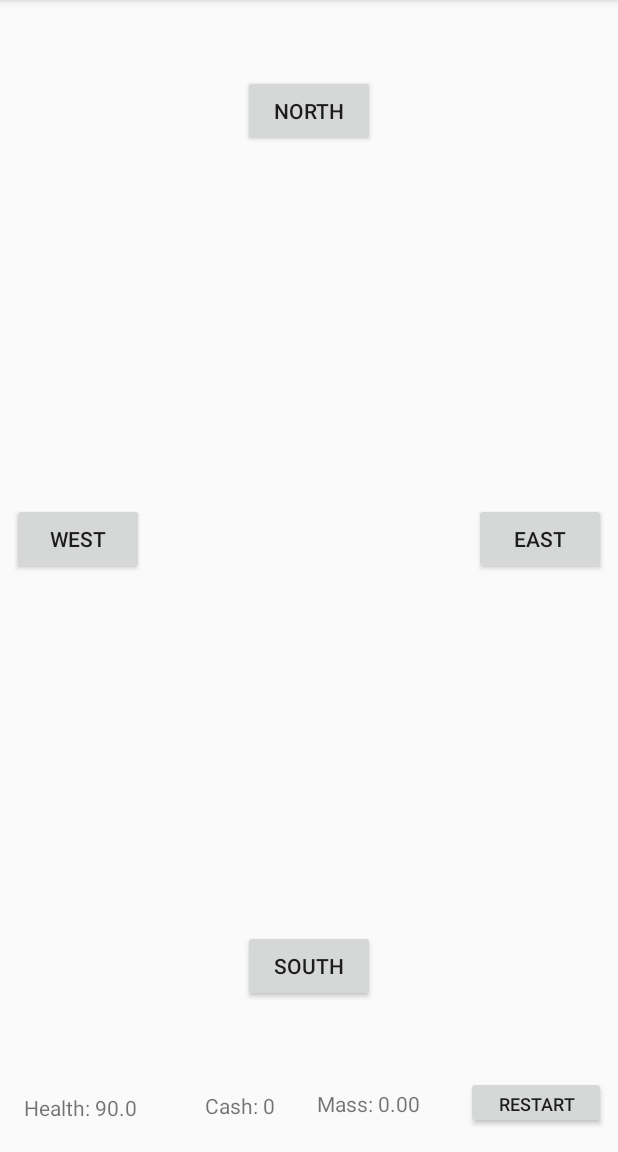
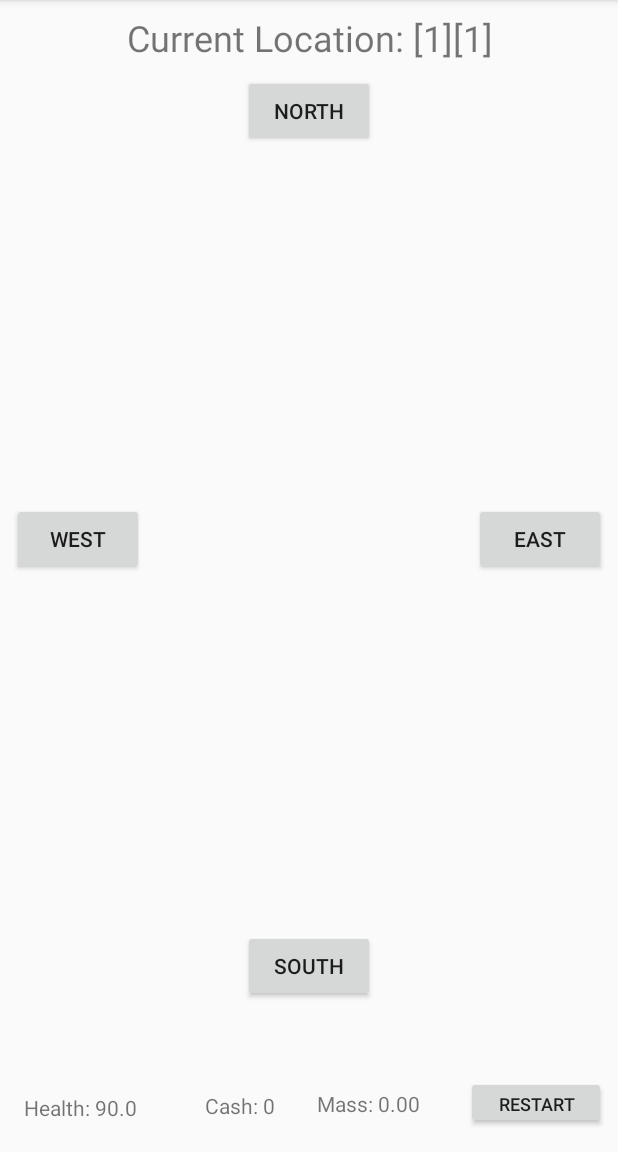
Before and after one commit to angustemple/MapGame, an Android app: the screen it shows after launch (NavigationActivity), after a tap on "EAST", on a phone screen of 412 x 824 dp, the part 84-1236 px from its top. Run offline under Robolectric (Android 15) with nearby library versions, the phone set to English and light mode, and no system bars; 2 other taps on this screen came first.

Commit message:
Changed toast positioning Added current location functionality

```diff
--- a/app/src/main/java/curtin/edu/au/mapgame/Model/GameMap.java
+++ b/app/src/main/java/curtin/edu/au/mapgame/Model/GameMap.java
@@ -36,7 +36,7 @@ public class GameMap
     {
         // Set Towns in three locations
         // No Items in this town
-        grid[0][0].setTown(true);
+        grid[0][1].setTown(true);
         // Road Map found in this town
         grid[1][3].setTown(true);
         // Ice-Scraper found in this town
@@ -66,11 +66,11 @@ public class GameMap
         Food lasagne = new Food("Cold lasagne", 6, 30.00);
 
         // Put food items in town
-        grid[0][0].addItem(apple);
-        grid[0][0].addItem(apple2);
-        grid[0][0].addItem(apple3);
-        grid[0][0].addItem(steak);
-        grid[0][0].addItem(lasagne);
+        grid[0][1].addItem(apple);
+        grid[0][1].addItem(apple2);
+        grid[0][1].addItem(apple3);
+        grid[0][1].addItem(steak);
+        grid[0][1].addItem(lasagne);
     }
 
 
--- a/app/src/main/res/layout/activity_main.xml
+++ b/app/src/main/res/layout/activity_main.xml
@@ -138,4 +138,19 @@
         app:layout_constraintHorizontal_bias="0.5"
         app:layout_constraintStart_toStartOf="parent" />
 
+    <TextView
+        android:id="@+id/tv_location"
+        android:layout_width="wrap_content"
+        android:layout_height="wrap_content"
+        android:layout_marginTop="8dp"
+        android:layout_marginBottom="8dp"
+        android:gravity="center_horizontal"
+        android:text="@string/default_location"
+        android:textSize="24sp"
+        app:layout_constraintBottom_toTopOf="@+id/btn_north"
+        app:layout_constraintEnd_toEndOf="parent"
+        app:layout_constraintHorizontal_bias="0.5"
+        app:layout_constraintStart_toStartOf="parent"
+        app:layout_constraintTop_toTopOf="parent" />
+
 </androidx.constraintlayout.widget.ConstraintLayout>
--- a/app/src/main/res/values/strings.xml
+++ b/app/src/main/res/values/strings.xml
@@ -8,6 +8,7 @@
     <string name="label_cash">Cash: 0</string>
     <string name="label_mass">Mass: 0.00</string>
     <string name="label_restart">Restart</string>
+    <string name="default_location">Current Location: [0][0]</string>
     <string name="label_winlose">You have neither won nor lost!</string>
     <string name="move_north">Moved 1 unit north...</string>
     <string name="move_south">Moved 1 unit south...</string>
```
Also changed, not shown: app/src/main/java/curtin/edu/au/mapgame/NavigationActivity.java (+37 -12 lines).
